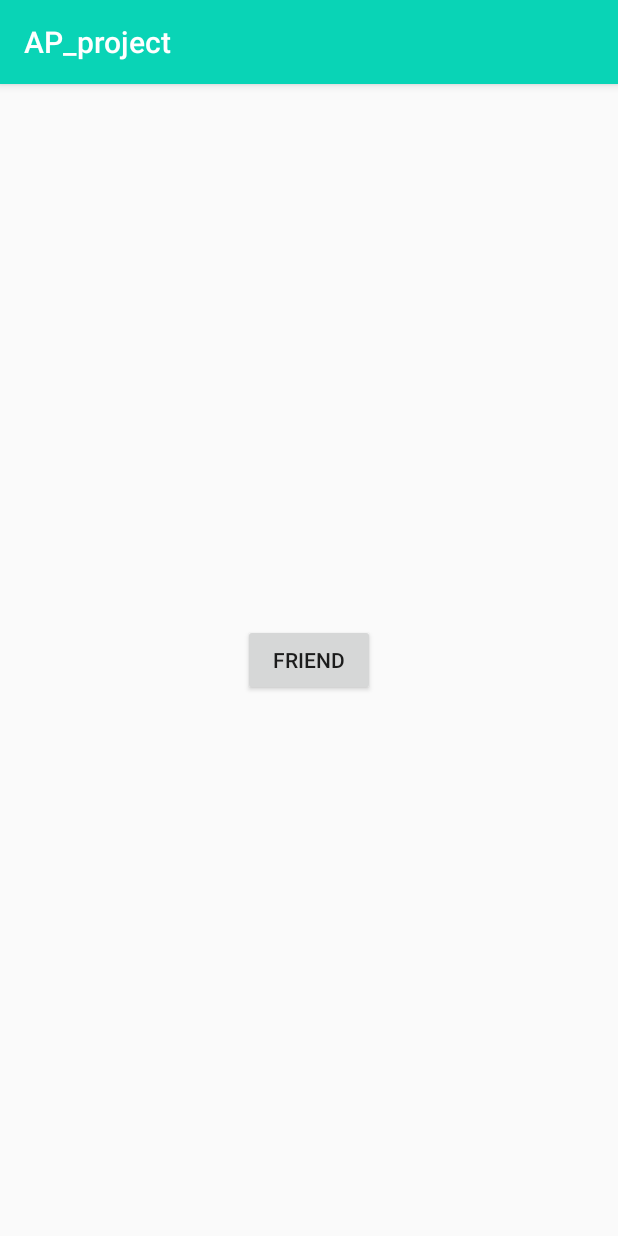
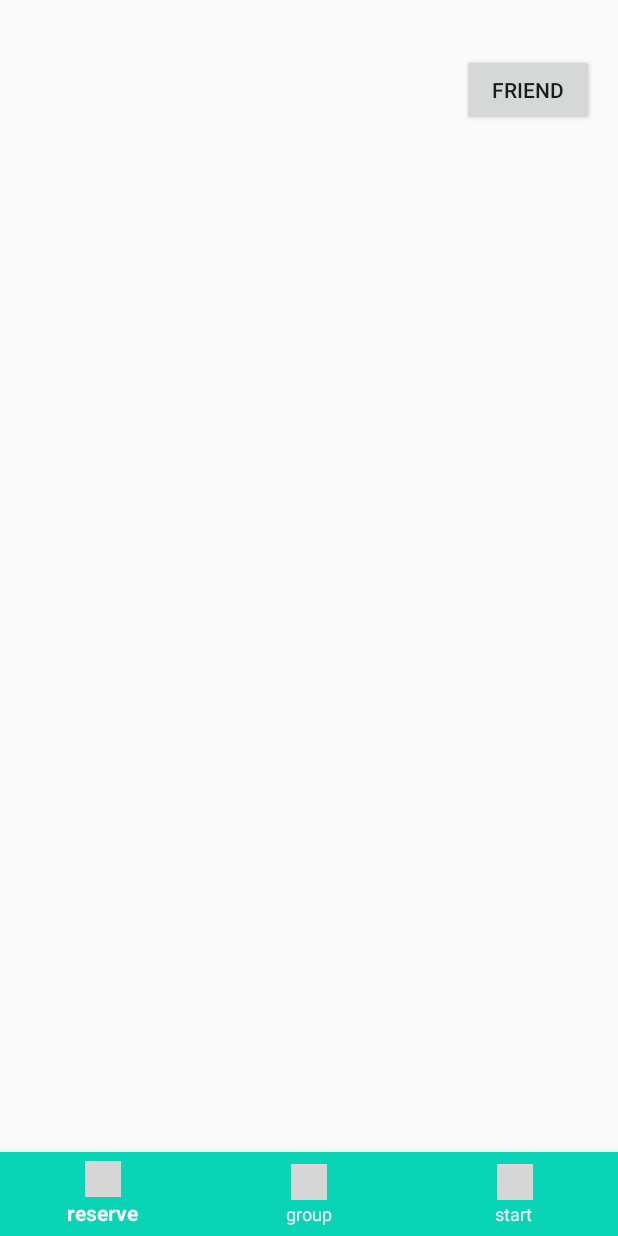
Before and after one commit to yehwenting/AP, an Android app: the MainpageActivity screen opened directly, with no data from a screen before it, on a phone screen of 412 x 824 dp. Run offline under Robolectric (Android 15) with nearby library versions, the phone set to English and light mode, and no system bars; grey boxes are pictures that could not be loaded.

Commit message:
1212change

```diff
--- a/app/src/main/java/myandroidhello/com/ap_project/Activity/FriendAdapter.java
+++ b/app/src/main/java/myandroidhello/com/ap_project/Activity/FriendAdapter.java
@@ -1,6 +1,7 @@
 package myandroidhello.com.ap_project.Activity;
 
 import android.support.v7.widget.RecyclerView;
+import android.util.Log;
 import android.view.LayoutInflater;
 import android.view.View;
 import android.view.ViewGroup;
@@ -45,7 +46,7 @@ public class FriendAdapter extends RecyclerView.Adapter<FriendAdapter.ViewHolder
     @Override
     public FriendAdapter.ViewHolder onCreateViewHolder(ViewGroup parent, int viewType) {
         View view = LayoutInflater.from(parent.getContext())
-                .inflate(R.layout.fragment_friends, parent, false);
+                .inflate(R.layout.adapter_friends, parent, false);
         return new FriendAdapter.ViewHolder(view);
     }
 
@@ -55,6 +56,7 @@ public class FriendAdapter extends RecyclerView.Adapter<FriendAdapter.ViewHolder
         FontHelper.setCustomTypeface(holder.mView);
 
         // set name and display profile pic
+        Log.d("friend",friendItem.name);
         holder.mFriendName.setText(friendItem.name);
         displayProfilePic(holder.mFriendImage, friendItem.image);
 
@@ -66,7 +68,7 @@ public class FriendAdapter extends RecyclerView.Adapter<FriendAdapter.ViewHolder
 
     @Override
     public int getItemCount() {
-        return 0;
+        return mValues.size();
     }
 
     public class ViewHolder extends RecyclerView.ViewHolder {
--- a/app/src/main/java/myandroidhello/com/ap_project/Activity/FriendsActivity.java
+++ b/app/src/main/java/myandroidhello/com/ap_project/Activity/FriendsActivity.java
@@ -3,7 +3,9 @@ package myandroidhello.com.ap_project.Activity;
 import android.content.Intent;
 import android.os.Bundle;
 import android.support.v7.app.AppCompatActivity;
+import android.support.v7.widget.LinearLayoutManager;
 import android.support.v7.widget.RecyclerView;
+import android.util.Log;
 import android.view.View;
 import android.widget.TextView;
 import android.widget.Toast;
@@ -50,6 +52,8 @@ public class FriendsActivity extends AppCompatActivity {
 
         emptyText = (TextView) findViewById(R.id.emptytext);
         recyclerView = (RecyclerView) findViewById(R.id.friends_list);
+        recyclerView.setLayoutManager(new LinearLayoutManager(this));
+        recyclerView.setHasFixedSize(true);
         callbackManager = CallbackManager.Factory.create();
 
         // check for required permissions
@@ -132,6 +136,7 @@ public class FriendsActivity extends AppCompatActivity {
                         }
 
                         // initialize the list view adapter
+                        Log.d("fff","success");
                         FriendAdapter friendsAdapter = new FriendAdapter(friendList);
                         recyclerView.setAdapter(friendsAdapter);
 
--- a/app/src/main/java/myandroidhello/com/ap_project/Activity/MainpageActivity.java
+++ b/app/src/main/java/myandroidhello/com/ap_project/Activity/MainpageActivity.java
@@ -1,8 +1,11 @@
 package myandroidhello.com.ap_project.Activity;
 
 import android.content.Intent;
+import android.os.Bundle;
+import android.support.annotation.NonNull;
+import android.support.design.widget.BottomNavigationView;
 import android.support.v7.app.AppCompatActivity;
-import android.os.Bundle;
+import android.view.MenuItem;
 import android.view.View;
 import android.widget.Button;
 
@@ -11,20 +14,40 @@ import myandroidhello.com.ap_project.R;
 public class MainpageActivity extends AppCompatActivity {
 
     private Button friendBtn;
+    private BottomNavigationView bottomNavigationView;
 
     @Override
     protected void onCreate(Bundle savedInstanceState) {
         super.onCreate(savedInstanceState);
         setContentView(R.layout.activity_mainpage);
 
-        friendBtn=(Button)findViewById(R.id.friendBtn);
+        friendBtn=findViewById(R.id.friendBtn);
+        bottomNavigationView=findViewById(R.id.bottom_navigation);
 
         friendBtn.setOnClickListener(new View.OnClickListener() {
             @Override
             public void onClick(View view) {
                 Intent intent=new Intent(MainpageActivity.this,FriendsActivity.class);
                 startActivity(intent);
+            }
+        });
 
+        bottomNavigationView.setOnNavigationItemSelectedListener(
+                new BottomNavigationView.OnNavigationItemSelectedListener() {
+            @Override
+            public boolean onNavigationItemSelected(@NonNull MenuItem item) {
+                switch (item.getItemId()){
+                    case R.id.reserve:
+                        Intent intent=new Intent(MainpageActivity.this, ReserveActivity.class);
+                        startActivity(intent);
+                        break;
+                    case R.id.group:
+                        break;
+                    case R.id.start:
+                        break;
+                }
+
+                return true;
             }
         });
     }
--- a/app/src/main/java/myandroidhello/com/ap_project/Data/Mysql.java
+++ b/app/src/main/java/myandroidhello/com/ap_project/Data/Mysql.java
@@ -20,6 +20,10 @@ public class Mysql {
         return updatesql;
     }
 
+    public String checkExistId(String id){
+        return "select * from login where fb_id='"+id+"'";
+    }
+
 
 
 }
--- a/app/src/main/java/myandroidhello/com/ap_project/Util/Values.java
+++ b/app/src/main/java/myandroidhello/com/ap_project/Util/Values.java
@@ -6,4 +6,5 @@ package myandroidhello.com.ap_project.Util;
 
 public class Values {
     public static final String lOGIN_SERVER_URL="http://172.20.10.4/login.php";
+    public static final String READ_DATA_URL="http://172.20.10.4/read.php";
 }
--- a/app/src/main/res/layout/activity_login.xml
+++ b/app/src/main/res/layout/activity_login.xml
@@ -95,7 +95,7 @@
         app:layout_constraintBottom_toBottomOf="parent"
         android:layout_marginTop="8dp"
         app:layout_constraintTop_toBottomOf="@+id/accountkit_button"
-        app:layout_constraintVertical_bias="0.0"
-        app:layout_constraintHorizontal_bias="0.25" />
+        app:layout_constraintVertical_bias="0.01"
+        app:layout_constraintHorizontal_bias="0.476" />
 
 </android.support.constraint.ConstraintLayout>
--- a/app/src/main/res/layout/activity_mainpage.xml
+++ b/app/src/main/res/layout/activity_mainpage.xml
@@ -16,7 +16,25 @@
         android:layout_marginTop="8dp"
         android:text="@string/friend"
         app:layout_constraintBottom_toBottomOf="parent"
+        app:layout_constraintHorizontal_bias="0.973"
         app:layout_constraintLeft_toLeftOf="parent"
         app:layout_constraintRight_toRightOf="parent"
-        app:layout_constraintTop_toTopOf="parent" />
+        app:layout_constraintTop_toTopOf="parent"
+        app:layout_constraintVertical_bias="0.037" />
+
+    <android.support.design.widget.BottomNavigationView
+        android:id="@+id/bottom_navigation"
+        android:layout_width="match_parent"
+        android:layout_height="wrap_content"
+        android:layout_alignParentBottom="true"
+        app:itemBackground="@color/colorPrimary"
+        app:itemIconTint="@color/ak_buttonText"
+        app:itemTextColor="@color/ak_buttonText"
+        app:layout_constraintBottom_toBottomOf="parent"
+        app:layout_constraintEnd_toEndOf="parent"
+        app:layout_constraintHorizontal_bias="0.0"
+        app:layout_constraintStart_toStartOf="parent"
+        app:layout_constraintTop_toTopOf="parent"
+        app:layout_constraintVertical_bias="1.0"
+        app:menu="@menu/bottom_navigation_main" />
 </android.support.constraint.ConstraintLayout>
--- /dev/null
+++ b/app/src/main/res/menu/bottom_navigation_main.xml
@@ -0,0 +1,23 @@
+<?xml version="1.0" encoding="utf-8"?>
+<menu xmlns:android="http://schemas.android.com/apk/res/android"
+    xmlns:app="http://schemas.android.com/apk/res-auto">
+    <item
+        android:id="@+id/reserve"
+        android:enabled="true"
+        android:icon="@drawable/user"
+        android:title="reserve"
+        app:showAsAction="ifRoom" />
+    <item
+        android:id="@+id/group"
+        android:enabled="true"
+        android:icon="@drawable/user"
+        android:title="group" />
+    <item
+        android:id="@+id/start"
+        android:enabled="true"
+        android:icon="@drawable/user"
+        android:title="start"
+        app:showAsAction="ifRoom"
+        />
+
+</menu>
--- a/app/src/main/res/values/colors.xml
+++ b/app/src/main/res/values/colors.xml
@@ -6,7 +6,7 @@
 
     <color name="accountBackground">#61727f</color>
     <color name="accountLabel">#7d97ad</color>
-    <color name="accountText">#61727f</color>
+    <color name="accountText">#ffffff</color>
     <color name="accountLogoutLabel">#fc6240</color>
 
     <color name="ak_background">#d5f0ec</color>
--- a/app/src/main/res/values/strings.xml
+++ b/app/src/main/res/values/strings.xml
@@ -1,5 +1,5 @@
 <resources>
-    <string name="app_name">AP_project</string>
+    <string name="app_name">Xer</string>
     <string name="FACEBOOK_APP_ID">1605599286152414</string>
     <string name="ACCOUNT_KIT_CLIENT_TOKEN">d76106a1ecd547add72910031fef71c3</string>
     <string name="ak_login_protocol_scheme">ak1605599286152414</string>
--- a/app/src/main/res/values/styles.xml
+++ b/app/src/main/res/values/styles.xml
@@ -1,7 +1,7 @@
 <resources>
 
     <!-- Base application theme. -->
-    <style name="AppTheme" parent="Theme.AppCompat.Light.DarkActionBar">
+    <style name="AppTheme" parent="Theme.AppCompat.Light.NoActionBar">
         <!-- Customize your theme here. -->
         <item name="colorPrimary">@color/colorPrimary</item>
         <item name="colorPrimaryDark">@color/colorPrimaryDark</item>
```
Also changed, not shown: app/build.gradle (+10 -5 lines), app/src/main/AndroidManifest.xml (+8 -3 lines), app/src/main/java/myandroidhello/com/ap_project/Activity/LoginActivity.java (+89 -3 lines), app/src/main/java/myandroidhello/com/ap_project/Activity/ReserveActivity.java (added, +15 -0 lines), app/src/main/res/layout/activity_account.xml (+16 -16 lines), app/src/main/res/layout/activity_reserve.xml (added, +9 -0 lines), app/src/main/res/layout/adapter_friends.xml (added, +54 -0 lines), app/src/main/res/layout/fragment_friends.xml (deleted, +0 -52 lines), build.gradle (+9 -1 lines), gradle/wrapper/gradle-wrapper.properties.
